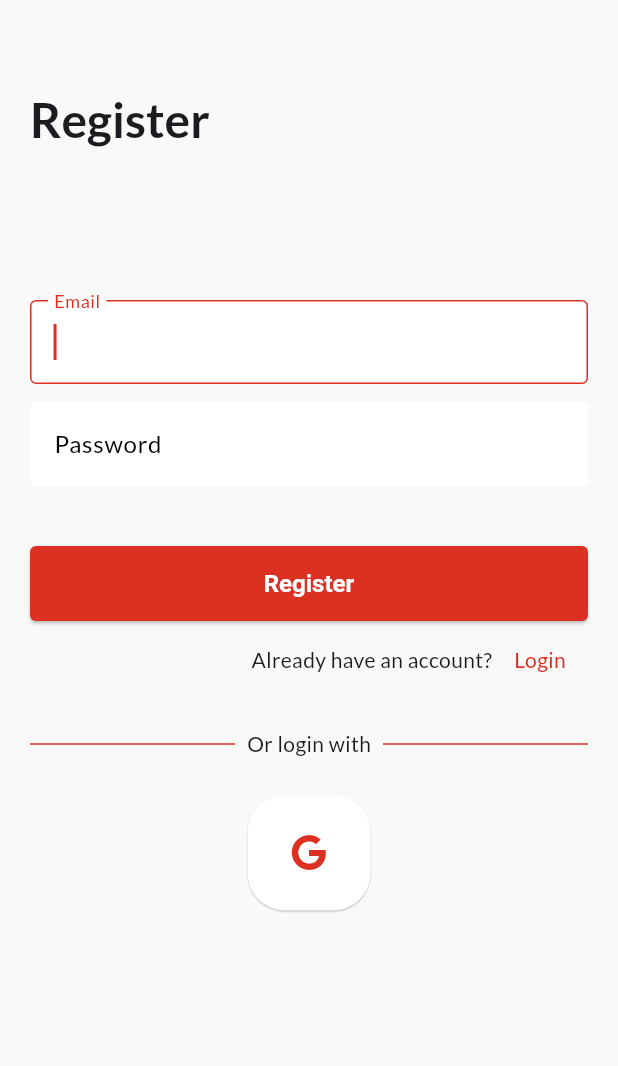
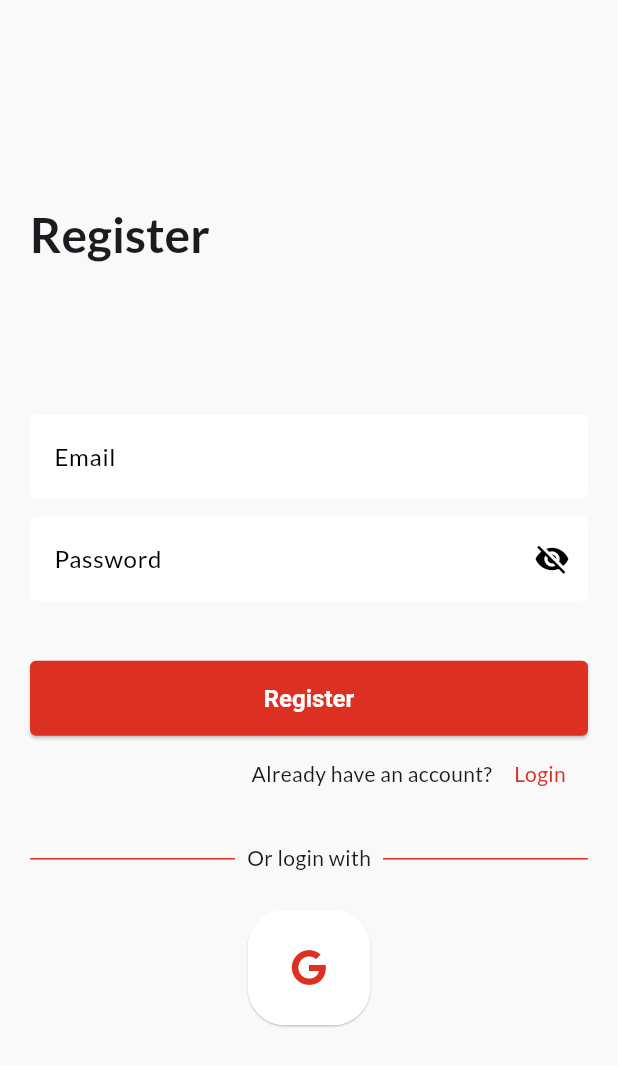
Before and after one commit to Maheresio/PixelsApp, a Flutter app: the screen it shows after launch, after a tap on "Login", after a tap on "Register", on a phone screen of 412 x 824 dp. Shown: the top 1066 px of the screen. Run offline on Flutter 3.47's test engine with Material 3 defaults, Android fonts, the phone set to English and light mode, and no system bars; our stand-ins replace cached_network_image, dartz, device_preview, dio, equatable, firebase_auth and 10 more; accounts and stored records are empty.

Commit message:
feat: Enhance authentication views with responsive layouts and password visibility toggle

```diff
--- a/lib/features/auth/presentation/views/login_view.dart
+++ b/lib/features/auth/presentation/views/login_view.dart
@@ -1,5 +1,6 @@
 import 'package:flutter/material.dart';
 import 'package:flutter_riverpod/flutter_riverpod.dart';
+import 'package:flutter_screenutil/flutter_screenutil.dart';
 import 'package:go_router/go_router.dart';
 import 'package:pixels_app/core/app_colors.dart';
 import 'package:pixels_app/core/app_router.dart';
@@ -76,18 +77,27 @@ class _LoginViewState extends ConsumerState<LoginView> {
         },
       );
     });
-
+    final widthSize = MediaQuery.sizeOf(context).width;
     return Scaffold(
       body: SafeArea(
         child: Padding(
           padding: const EdgeInsets.symmetric(horizontal: 20, vertical: 60),
+
           child: Form(
             key: _formKey,
             child: Builder(
               builder: (context) {
                 return authState.isLoading
                     ? const Center(child: CircularProgressIndicator())
-                    : SingleChildScrollView(
+                    : Center(
+                      child: SingleChildScrollView(
+                        child: SizedBox(
+                          width:
+                              widthSize > 1200
+                                  ? widthSize * .3
+                                  : widthSize > 600
+                                  ? widthSize * .6
+                                  : widthSize,
                           child: Column(
                             children: [
                               const HeaderText(title: AppStrings.login),
@@ -102,7 +112,8 @@ class _LoginViewState extends ConsumerState<LoginView> {
                                     authState.isLoading
                                         ? null
                                         : () {
-                                      if (_formKey.currentState!.validate()) {
+                                          if (_formKey.currentState!
+                                              .validate()) {
                                             authNotifier.signInWithEmail(
                                               emailController.text,
                                               passController.text,
@@ -116,6 +127,8 @@ class _LoginViewState extends ConsumerState<LoginView> {
                               SocialSection(authNotifier: authNotifier),
                             ],
                           ),
+                        ),
+                      ),
                     );
               },
             ),
--- a/lib/features/auth/presentation/views/profile_view.dart
+++ b/lib/features/auth/presentation/views/profile_view.dart
@@ -14,7 +14,6 @@ class ProfileView extends ConsumerWidget {
     final authNotifier = ref.watch(authProvider.notifier);
 
     return Scaffold(
-      appBar: AppBar(title: const Text(AppStrings.home)),
       body: Center(
         child: ElevatedButton(
           onPressed: () async {
--- a/lib/features/auth/presentation/views/register_view.dart
+++ b/lib/features/auth/presentation/views/register_view.dart
@@ -89,7 +89,7 @@ class _RegisterViewState extends ConsumerState<RegisterView> {
             return const Center(child: Text(AppStrings.errorOccurred));
           },
         );
-
+    final widthSize = MediaQuery.sizeOf(context).width;
     return Scaffold(
       body: SafeArea(
         child: Padding(
@@ -98,7 +98,15 @@ class _RegisterViewState extends ConsumerState<RegisterView> {
             key: _formKey,
             child: Builder(
               builder: (context) {
-                return SingleChildScrollView(
+                return Center(
+                  child: SingleChildScrollView(
+                    child: SizedBox(
+                      width:
+                          widthSize > 1200
+                              ? widthSize * .3
+                              : widthSize > 600
+                              ? widthSize * .6
+                              : widthSize,
                       child: Column(
                         children: [
                           const HeaderText(title: AppStrings.register),
@@ -129,6 +137,8 @@ class _RegisterViewState extends ConsumerState<RegisterView> {
                           SocialSection(authNotifier: authNotifier),
                         ],
                       ),
+                    ),
+                  ),
                 );
               },
             ),
--- a/lib/features/auth/presentation/widgets/user_input_section.dart
+++ b/lib/features/auth/presentation/widgets/user_input_section.dart
@@ -3,7 +3,7 @@ import 'package:flutter/material.dart';
 import '../../../../core/app_strings.dart';
 import '../../../../core/helpers/validation.dart';
 
-class UserInputSection extends StatelessWidget {
+class UserInputSection extends StatefulWidget {
   const UserInputSection({
     super.key,
     required this.emailController,
@@ -14,6 +14,12 @@ class UserInputSection extends StatelessWidget {
   final TextEditingController passController;
 
   @override
+  State<UserInputSection> createState() => _UserInputSectionState();
+}
+
+class _UserInputSectionState extends State<UserInputSection> {
+  bool isObscure = true;
+  @override
   Widget build(BuildContext context) {
     return Column(
       spacing: 12,
@@ -23,15 +29,32 @@ class UserInputSection extends StatelessWidget {
 
           textInputAction: TextInputAction.next,
           keyboardType: TextInputType.emailAddress,
-          autofocus: true,
-          controller: emailController,
+
+          controller: widget.emailController,
           decoration: const InputDecoration(labelText: AppStrings.email),
         ),
-        TextFormField(
-          validator: passwordValidator,
-          controller: passController,
-          decoration: const InputDecoration(labelText: AppStrings.password),
-          obscureText: true,
+        StatefulBuilder(
+          builder: (context, setState) {
+            return TextFormField(
+              validator: passwordValidator,
+              controller: widget.passController,
+              decoration: InputDecoration(
+                labelText: AppStrings.password,
+                suffixIcon: IconButton(
+                  icon:
+                      isObscure
+                          ? const Icon(Icons.visibility_off)
+                          : const Icon(Icons.visibility),
+                  onPressed:
+                      () => setState(() {
+                        isObscure = !isObscure;
+                      }),
+                ),
+              ),
+
+              obscureText: isObscure,
+            );
+          },
         ),
       ],
     );
```
Lines whose indentation alone changed are shown as unchanged.
